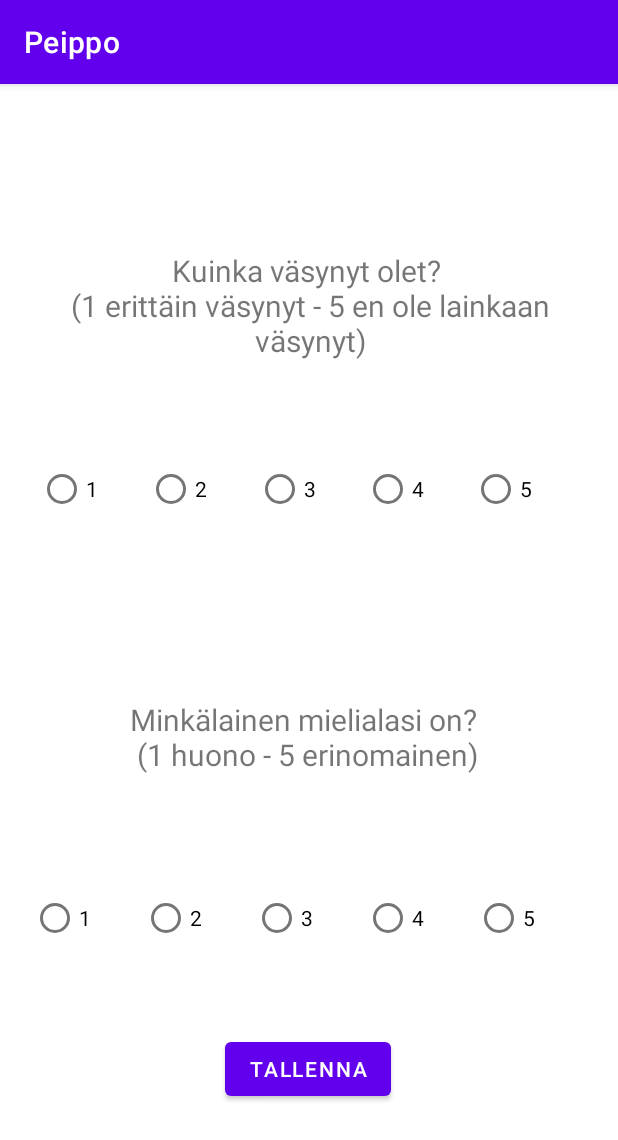
After one commit to eveliih/Peippo, an Android app: the ActivityAddDataBeforeSleep screen opened directly, with no data from a screen before it, on a phone screen of 412 x 824 dp. The commit adds this screen. Shown: the top 1140 px of the screen. Run offline under Robolectric (Android 15) with nearby library versions, the phone set to English and light mode, and no system bars.

Commit message:
Activity luokat luotu tietojen lisäämiselle ennen unta, unen jälkeen, vinkkien tarkasteluun. Testailua ennen nukkumaan menoa lisättävillä tiedoilla. Sitä varten Singleton luokka jossa lista, johon lisätään TirednessAndMood olioita joihin tallennetaan radioButtoneista saadut arvot. ActivityFeedbackBeforeSleep näyttää radiobuttoneissa valitut arvot, jotka haetaan Singleton listalta.

```diff
--- /dev/null
+++ b/app/src/main/res/layout/activity_add_data_before_sleep.xml
@@ -0,0 +1,162 @@
+<?xml version="1.0" encoding="utf-8"?>
+<androidx.constraintlayout.widget.ConstraintLayout xmlns:android="http://schemas.android.com/apk/res/android"
+    xmlns:app="http://schemas.android.com/apk/res-auto"
+    xmlns:tools="http://schemas.android.com/tools"
+    android:layout_width="match_parent"
+    android:layout_height="match_parent"
+    tools:context=".ActivityAddDataBeforeSleep">
+
+    <TextView
+        android:id="@+id/textViewTiredness"
+        android:layout_width="328dp"
+        android:layout_height="144dp"
+        android:layout_marginTop="76dp"
+        android:gravity="center"
+        android:text="Kuinka väsynyt olet? \n(1 erittäin väsynyt - 5 en ole lainkaan väsynyt)"
+        android:textSize="20sp"
+        app:layout_constraintEnd_toEndOf="parent"
+        app:layout_constraintHorizontal_bias="0.506"
+        app:layout_constraintStart_toStartOf="parent"
+        app:layout_constraintTop_toTopOf="parent" />
+
+    <TextView
+        android:id="@+id/textViewMood"
+        android:layout_width="324dp"
+        android:layout_height="72dp"
+        android:layout_marginTop="104dp"
+        android:gravity="center"
+        android:text="Minkälainen mielialasi on? \n(1 huono - 5 erinomainen)"
+        android:textSize="20sp"
+        app:layout_constraintEnd_toEndOf="parent"
+        app:layout_constraintHorizontal_bias="0.482"
+        app:layout_constraintStart_toStartOf="parent"
+        app:layout_constraintTop_toBottomOf="@+id/radioGroupTiredness" />
+
+    <androidx.constraintlayout.widget.Guideline
+        android:id="@+id/guideline3"
+        android:layout_width="wrap_content"
+        android:layout_height="wrap_content"
+        android:onClick="tirednessRadioButtonClicked"
+        android:orientation="vertical"
+        app:layout_constraintGuide_begin="20dp"
+        app:layout_constraintGuide_percent="0.5" />
+
+    <RadioGroup
+        android:id="@+id/radioGroupTiredness"
+        android:layout_width="361dp"
+        android:layout_height="49dp"
+        android:layout_marginTop="26dp"
+        android:orientation="horizontal"
+        app:layout_constraintEnd_toEndOf="parent"
+        app:layout_constraintStart_toStartOf="parent"
+        app:layout_constraintTop_toBottomOf="@+id/textViewTiredness">
+
+        <RadioButton
+            android:id="@+id/radioButtonTiredness1"
+            android:layout_width="340dp"
+            android:layout_height="wrap_content"
+            android:layout_weight="1"
+            android:onClick="tirednessRadioButtonClicked"
+            android:text="1" />
+
+        <RadioButton
+            android:id="@+id/radioButtonTiredness2"
+            android:layout_width="340dp"
+            android:layout_height="wrap_content"
+            android:layout_weight="1"
+            android:onClick="tirednessRadioButtonClicked"
+            android:text="2" />
+
+        <RadioButton
+            android:id="@+id/radioButtonTiredness3"
+            android:layout_width="340dp"
+            android:layout_height="wrap_content"
+            android:layout_weight="1"
+            android:onClick="tirednessRadioButtonClicked"
+            android:text="3" />
+
+        <RadioButton
+            android:id="@+id/radioButtonTiredness4"
+            android:layout_width="340dp"
+            android:layout_height="wrap_content"
+            android:layout_weight="1"
+            android:onClick="tirednessRadioButtonClicked"
+            android:text="4" />
+
+        <RadioButton
+            android:id="@+id/radioButtonTiredness5"
+            android:layout_width="340dp"
+            android:layout_height="wrap_content"
+            android:layout_weight="1"
+            android:onClick="tirednessRadioButtonClicked"
+            android:text="5" />
+
+    </RadioGroup>
+
+    <RadioGroup
+        android:id="@+id/radioGroupMood"
+        android:layout_width="369dp"
+        android:layout_height="57dp"
+        android:layout_marginTop="56dp"
+        android:orientation="horizontal"
+        app:layout_constraintEnd_toEndOf="parent"
+        app:layout_constraintHorizontal_bias="0.489"
+        app:layout_constraintStart_toStartOf="parent"
+        app:layout_constraintTop_toBottomOf="@+id/textViewMood">
+
+        <RadioButton
+            android:id="@+id/radioButtonMood1"
+            android:layout_width="340dp"
+            android:layout_height="match_parent"
+            android:layout_weight="1"
+            android:onClick="moodRadioButtonClicked"
+            android:text="1" />
+
+        <RadioButton
+            android:id="@+id/radioButtonMood2"
+            android:layout_width="340dp"
+            android:layout_height="57dp"
+            android:layout_weight="1"
+            android:onClick="moodRadioButtonClicked"
+            android:text="2" />
+
+        <RadioButton
+            android:id="@+id/radioButtonMood3"
+            android:layout_width="340dp"
+            android:layout_height="57dp"
+            android:layout_weight="1"
+            android:onClick="moodRadioButtonClicked"
+            android:text="3" />
+
+        <RadioButton
+            android:id="@+id/radioButtonMood4"
+            android:layout_width="340dp"
+            android:layout_height="57dp"
+            android:layout_weight="1"
+            android:onClick="moodRadioButtonClicked"
+            android:text="4" />
+
+        <RadioButton
+            android:id="@+id/radioButtonMood5"
+            android:layout_width="340dp"
+            android:layout_height="57dp"
+            android:layout_weight="1"
+            android:onClick="moodRadioButtonClicked"
+            android:text="5" />
+    </RadioGroup>
+
+    <Button
+        android:id="@+id/buttonSave"
+        android:layout_width="wrap_content"
+        android:layout_height="wrap_content"
+        android:layout_marginTop="48dp"
+        android:layout_marginBottom="16dp"
+        android:onClick="buttonSavedClicked"
+        android:text="Tallenna"
+        app:layout_constraintBottom_toBottomOf="parent"
+        app:layout_constraintEnd_toEndOf="parent"
+        app:layout_constraintHorizontal_bias="0.498"
+        app:layout_constraintStart_toStartOf="parent"
+        app:layout_constraintTop_toBottomOf="@+id/radioGroupMood"
+        app:layout_constraintVertical_bias="0.0" />
+</androidx.constraintlayout.widget.ConstraintLayout>
--- a/app/src/main/res/layout/activity_main.xml
+++ b/app/src/main/res/layout/activity_main.xml
@@ -11,6 +11,7 @@
         android:layout_width="wrap_content"
         android:layout_height="wrap_content"
         android:layout_marginTop="168dp"
+        android:onClick="buttonAddBeforeSleepClicked"
         android:text="Lisää tietoja ennen nukkumista"
         app:layout_constraintEnd_toEndOf="parent"
         app:layout_constraintHorizontal_bias="0.495"
@@ -22,6 +23,7 @@
         android:layout_width="wrap_content"
         android:layout_height="wrap_content"
         android:layout_marginTop="60dp"
+        android:onClick="buttonAddAfterSleepClicked"
         android:text="Lisää tietoja heräämisen jälkeen"
         app:layout_constraintEnd_toEndOf="parent"
         app:layout_constraintHorizontal_bias="0.494"
@@ -43,6 +45,7 @@
         android:layout_width="wrap_content"
         android:layout_height="wrap_content"
         android:layout_marginTop="60dp"
+        android:onClick="buttonSeeTipsClicked"
         android:text="Vinkkejä parempaan uneen"
         app:layout_constraintEnd_toEndOf="parent"
         app:layout_constraintStart_toStartOf="parent"
```
Also changed, not shown: app/src/main/AndroidManifest.xml (+12 -0 lines), app/src/main/java/com/eveliinaheino/peippo/ActivityAddDataAfterSleep.java (added, +14 -0 lines), app/src/main/java/com/eveliinaheino/peippo/ActivityAddDataBeforeSleep.java (added, +83 -0 lines), app/src/main/java/com/eveliinaheino/peippo/ActivityFeedbackBeforeSleep.java (added, +27 -0 lines), app/src/main/java/com/eveliinaheino/peippo/ActivitySeeTips.java (added, +14 -0 lines), app/src/main/java/com/eveliinaheino/peippo/MainActivity.java (+14 -0 lines), app/src/main/java/com/eveliinaheino/peippo/SingletonMoodsAndTiredness.java (added, +20 -0 lines), app/src/main/java/com/eveliinaheino/peippo/TirednessAndMood.java (added, +19 -0 lines), app/src/main/res/layout/activity_add_data_after_sleep.xml (added, +9 -0 lines), app/src/main/res/layout/activity_feedback_before_sleep.xml (added, +29 -0 lines), app/src/main/res/layout/activity_see_tips.xml (added, +9 -0 lines).
